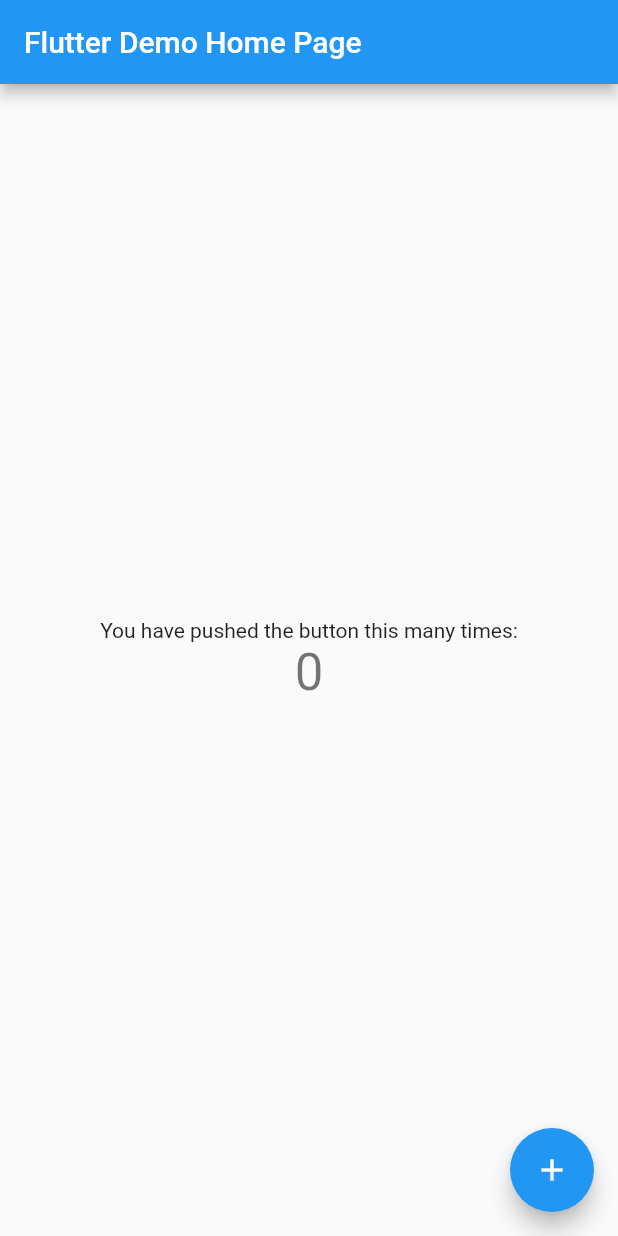
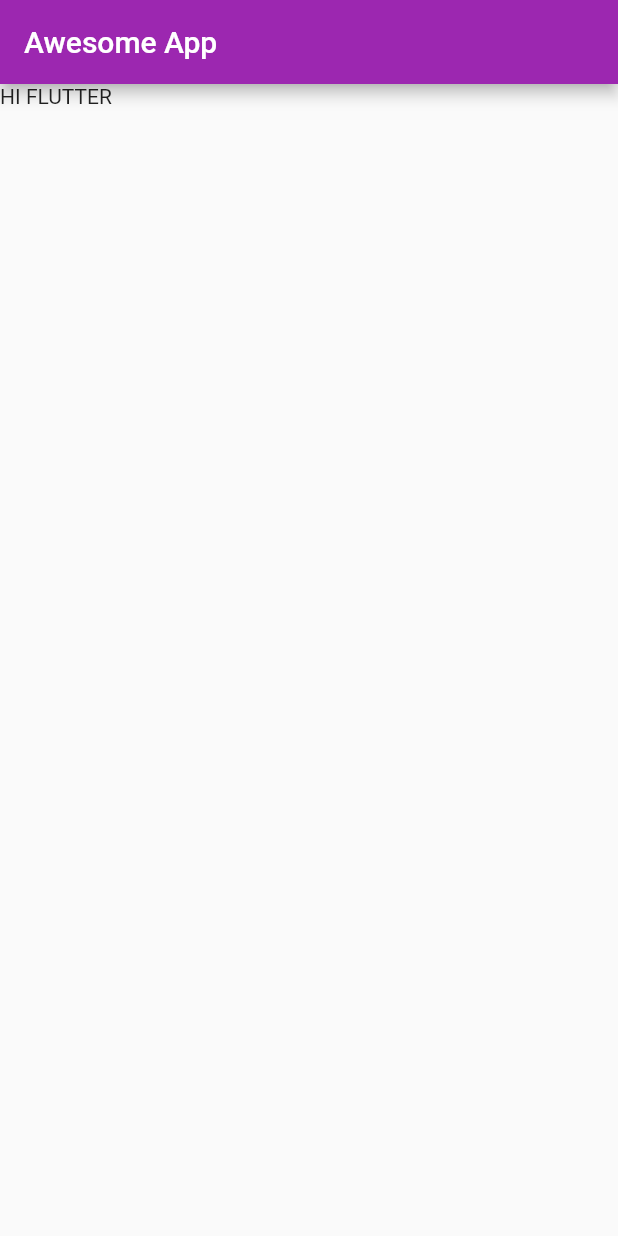
Before and after one commit to jaykhania123/flutter, a Flutter app: the screen it shows after launch, on a phone screen of 412 x 824 dp. Run offline on Flutter 3.47's test engine with Material 2 defaults, Android fonts, the light colour scheme and no system bars.

Commit message:
chapter 1 completed

```diff
--- a/flutter_application_1/lib/main.dart
+++ b/flutter_application_1/lib/main.dart
@@ -1,115 +1,25 @@
 import 'package:flutter/material.dart';
 
 void main() {
-  runApp(const MyApp());
+  //widgetsapp //materialapp //cupertinoapp
+  runApp(MaterialApp(
+    home: MyWidget(),
+    theme: ThemeData(
+      primarySwatch: Colors.purple
+    ),
+  ));
 }
 
-class MyApp extends StatelessWidget {
-  const MyApp({super.key});
-
-  // This widget is the root of your application.
+class MyWidget extends StatelessWidget {
   @override
   Widget build(BuildContext context) {
-    return MaterialApp(
-      title: 'Flutter Demo',
-      theme: ThemeData(
-        // This is the theme of your application.
-        //
-        // Try running your application with "flutter run". You'll see the
-        // application has a blue toolbar. Then, without quitting the app, try
-        // changing the primarySwatch below to Colors.green and then invoke
-        // "hot reload" (press "r" in the console where you ran "flutter run",
-        // or simply save your changes to "hot reload" in a Flutter IDE).
-        // Notice that the counter didn't reset back to zero; the application
-        // is not restarted.
-        primarySwatch: Colors.blue,
+    return Scaffold(
+      appBar: AppBar(
+        title: Text("Awesome App"),
       ),
-      home: const MyHomePage(title: 'Flutter Demo Home Page'),
+      body: Container(
+        child: Text("HI FLUTTER"),
+      ),
     );
   }
 }
-
-class MyHomePage extends StatefulWidget {
-  const MyHomePage({super.key, required this.title});
-
-  // This widget is the home page of your application. It is stateful, meaning
-  // that it has a State object (defined below) that contains fields that affect
-  // how it looks.
-
-  // This class is the configuration for the state. It holds the values (in this
-  // case the title) provided by the parent (in this case the App widget) and
-  // used by the build method of the State. Fields in a Widget subclass are
-  // always marked "final".
-
-  final String title;
-
-  @override
-  State<MyHomePage> createState() => _MyHomePageState();
-}
-
-class _MyHomePageState extends State<MyHomePage> {
-  int _counter = 0;
-
-  void _incrementCounter() {
-    setState(() {
-      // This call to setState tells the Flutter framework that something has
-      // changed in this State, which causes it to rerun the build method below
-      // so that the display can reflect the updated values. If we changed
-      // _counter without calling setState(), then the build method would not be
-      // called again, and so nothing would appear to happen.
-      _counter++;
-    });
-  }
-
-  @override
-  Widget build(BuildContext context) {
-    // This method is rerun every time setState is called, for instance as done
-    // by the _incrementCounter method above.
-    //
-    // The Flutter framework has been optimized to make rerunning build methods
-    // fast, so that you can just rebuild anything that needs updating rather
-    // than having to individually change instances of widgets.
-    return Scaffold(
-      appBar: AppBar(
-        // Here we take the value from the MyHomePage object that was created by
-        // the App.build method, and use it to set our appbar title.
-        title: Text(widget.title),
-      ),
-      body: Center(
-        // Center is a layout widget. It takes a single child and positions it
-        // in the middle of the parent.
-        child: Column(
-          // Column is also a layout widget. It takes a list of children and
-          // arranges them vertically. By default, it sizes itself to fit its
-          // children horizontally, and tries to be as tall as its parent.
-          //
-          // Invoke "debug painting" (press "p" in the console, choose the
-          // "Toggle Debug Paint" action from the Flutter Inspector in Android
-          // Studio, or the "Toggle Debug Paint" command in Visual Studio Code)
-          // to see the wireframe for each widget.
-          //
-          // Column has various properties to control how it sizes itself and
-          // how it positions its children. Here we use mainAxisAlignment to
-          // center the children vertically; the main axis here is the vertical
-          // axis because Columns are vertical (the cross axis would be
-          // horizontal).
-          mainAxisAlignment: MainAxisAlignment.center,
-          children: <Widget>[
-            const Text(
-              'You have pushed the button this many times:',
-            ),
-            Text(
-              '$_counter',
-              style: Theme.of(context).textTheme.headlineMedium,
-            ),
-          ],
-        ),
-      ),
-      floatingActionButton: FloatingActionButton(
-        onPressed: _incrementCounter,
-        tooltip: 'Increment',
-        child: const Icon(Icons.add),
-      ), // This trailing comma makes auto-formatting nicer for build methods.
-    );
-  }
-}
```
